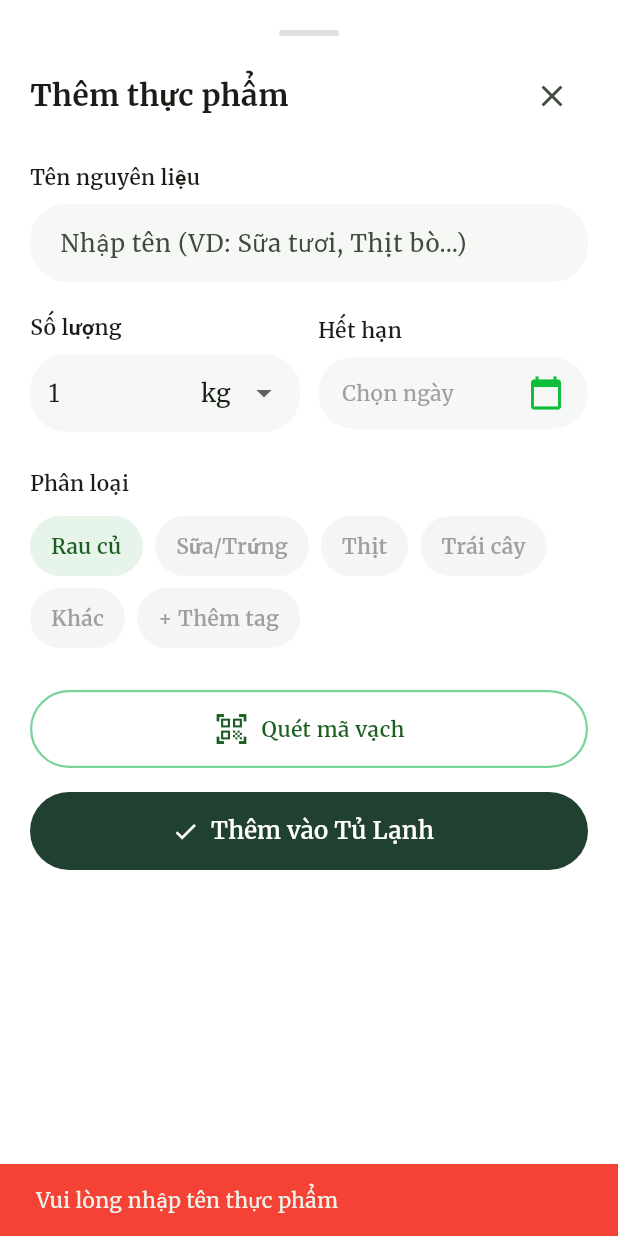
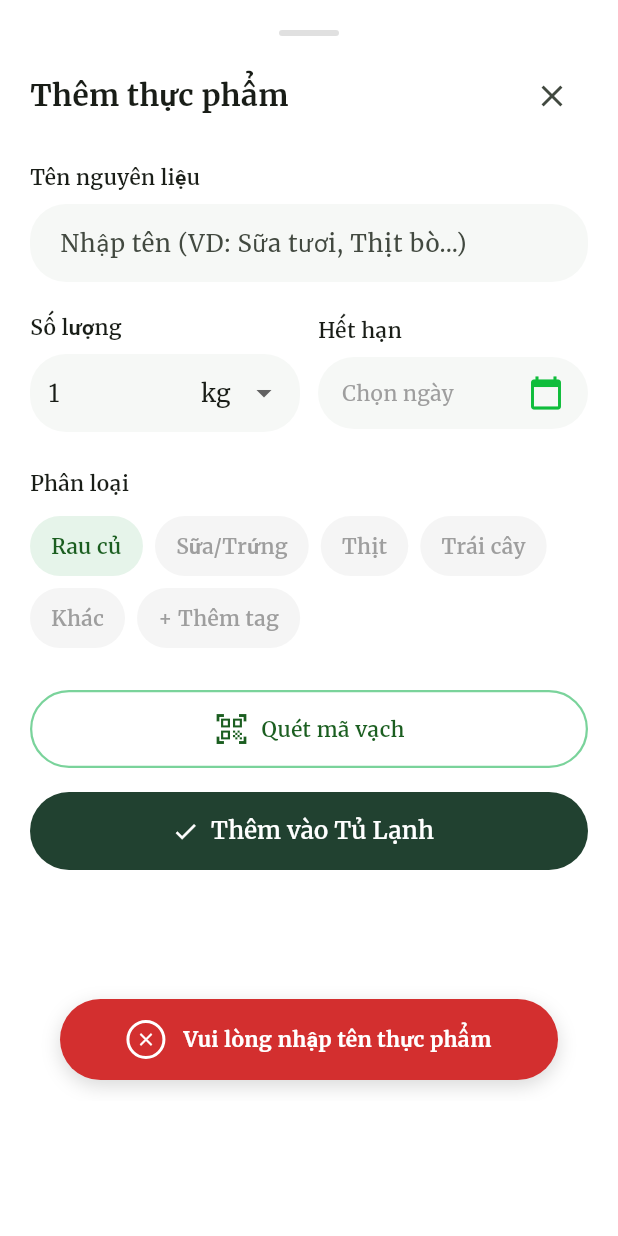
Before and after one commit to chientran2311/Fridge-to-fork-assistant, a Flutter app: the AddItemBottomSheet widget shown alone on an empty page, opened directly, after a tap on "Thêm vào Tủ Lạnh", on a phone screen of 412 x 824 dp. Run offline on Flutter 3.47's test engine with Material 3 defaults, Android fonts, the phone set to English and light mode, and no system bars; our stand-ins replace barcode_widget, cloud_firestore, firebase_auth, firebase_core, firebase_messaging, flutter_dotenv and 6 more; missing offline and left inert: mobile_scanner; accounts and stored records are empty; network calls fail.

Commit message:
[feature] Add notification on project

```diff
--- a/lib/data/services/spoonacular_service.dart
+++ b/lib/data/services/spoonacular_service.dart
@@ -103,10 +103,10 @@ Future<List<HouseholdRecipe>> searchRecipes({
 
               double matchPercentage = recipe.usedIngredientCount / total;
               print("📊 ${recipe.title}: ${(matchPercentage * 100).toStringAsFixed(0)}% match (${recipe.usedIngredientCount}/${total})");
-              return matchPercentage >= 0.8; // Chỉ lấy nếu khớp >= 80%
+              return matchPercentage >= 0.3; // Chỉ lấy nếu khớp >= 80%
            }).toList();
 
-           print("✅ Sau khi lọc >= 80%: ${recipes.length} công thức");
+           print("✅ Sau khi lọc >= 30%: ${recipes.length} công thức");
         }
 
         return recipes;
--- a/lib/screens/fridge/fridge_home.dart
+++ b/lib/screens/fridge/fridge_home.dart
@@ -18,6 +18,7 @@ import '../../widgets/fridge/fridge_section_header.dart';
 import '../../widgets/fridge/fridge_delete_bar.dart';
 import '../../widgets/fridge/add_item_bottom_sheet.dart';
 import '../../widgets/fridge/edit_item_bottom_sheet.dart';
+import '../../widgets/notification.dart';
 import '../../widgets/fridge/delete_confirmation_modal.dart';
 
 class FridgeHomeScreen extends StatefulWidget {
@@ -112,9 +113,7 @@ class _FridgeHomeScreenState extends State<FridgeHomeScreen> {
     final s = AppLocalizations.of(context);
     final msg = s?.itemsDeleted ?? 'Đã xóa các món đã chọn';
 
-    ScaffoldMessenger.of(context).showSnackBar(
-      SnackBar(content: Text(msg)),
-    );
+    CustomToast.show(context, msg);
   }
 
   void _showDeleteConfirmation() {
--- a/lib/screens/recipe/option_modal.dart
+++ b/lib/screens/recipe/option_modal.dart
@@ -3,6 +3,7 @@ import 'package:fridge_to_fork_assistant/utils/responsive_ui.dart';
 import 'package:fridge_to_fork_assistant/widgets/common/primary_button.dart';
 import 'package:fridge_to_fork_assistant/widgets/recipe/option/option_header.dart';
 import 'package:fridge_to_fork_assistant/widgets/recipe/option/option_button.dart';
+import 'package:fridge_to_fork_assistant/widgets/notification.dart';
 import 'share_recipe_modal.dart';
 
 class OptionModal extends StatelessWidget {
@@ -78,9 +79,7 @@ class OptionModal extends StatelessWidget {
             subtitle: "Access quickly from plan",
             onTap: () {
               Navigator.pop(context);
-              ScaffoldMessenger.of(context).showSnackBar(
-                const SnackBar(content: Text("Recipe saved to favorites!")),
-              );
+              CustomToast.show(context, "Recipe saved to favorites!");
             },
           ),
           const SizedBox(height: 32),
--- a/lib/widgets/fridge/add_item_bottom_sheet.dart
+++ b/lib/widgets/fridge/add_item_bottom_sheet.dart
@@ -4,6 +4,7 @@ import 'package:fridge_to_fork_assistant/screens/fridge/fridge_barcode_scan.dart
 import '../../models/ingredient.dart';
 import '../../services/firebase_service.dart';
 import '../../providers/inventory_provider.dart';
+import '../notification.dart';
 
 class AddItemBottomSheet extends StatefulWidget {
   const AddItemBottomSheet({
@@ -64,16 +65,12 @@ class _AddItemBottomSheetState extends State<AddItemBottomSheet> {
 
   void _addItem() async {
     if (_nameController.text.trim().isEmpty) {
-      ScaffoldMessenger.of(context).showSnackBar(
-        const SnackBar(content: Text('Vui lòng nhập tên thực phẩm'), backgroundColor: Colors.red),
-      );
+      CustomToast.show(context, 'Vui lòng nhập tên thực phẩm', isError: true);
       return;
     }
 
     if (_selectedExpiryDate == null) {
-      ScaffoldMessenger.of(context).showSnackBar(
-        const SnackBar(content: Text('Vui lòng chọn ngày hết hạn'), backgroundColor: Colors.orange),
-      );
+      CustomToast.show(context, 'Vui lòng chọn ngày hết hạn', isError: true);
       return;
     }
 
@@ -91,21 +88,11 @@ class _AddItemBottomSheetState extends State<AddItemBottomSheet> {
 
       if (mounted) {
         Navigator.pop(context);
-        ScaffoldMessenger.of(context).showSnackBar(
-          SnackBar(
-            content: Text('${_nameController.text} đã được thêm!'),
-            backgroundColor: const Color(0xFF28A745),
-          ),
-        );
+        CustomToast.show(context, '${_nameController.text} đã được thêm!');
       }
     } catch (e) {
       if (mounted) {
-        ScaffoldMessenger.of(context).showSnackBar(
-          SnackBar(
-            content: Text('Lỗi: $e'),
-            backgroundColor: const Color(0xFFDC3545),
-          ),
-        );
+        CustomToast.show(context, 'Lỗi: $e', isError: true);
       }
     } finally {
       if (mounted) setState(() => _isLoading = false);
@@ -132,19 +119,9 @@ class _AddItemBottomSheetState extends State<AddItemBottomSheet> {
           _selectedCategory = _mapCategoryToUI(ingredient.category);
         });
 
-        ScaffoldMessenger.of(context).showSnackBar(
-          SnackBar(
-            content: Text('Đã tìm thấy: ${ingredient.name}'),
-            backgroundColor: const Color(0xFF28A745),
-          ),
-        );
+        CustomToast.show(context, 'Đã tìm thấy: ${ingredient.name}');
       } else if (mounted) {
-        ScaffoldMessenger.of(context).showSnackBar(
-          SnackBar(
-            content: Text('Không tìm thấy sản phẩm: $barcode'),
-            backgroundColor: const Color(0xFFDC3545),
-          ),
-        );
+        CustomToast.show(context, 'Không tìm thấy sản phẩm: $barcode', isError: true);
       }
     }
   }
--- a/lib/widgets/notification.dart
+++ b/lib/widgets/notification.dart
@@ -1,5 +1,5 @@
 import 'package:flutter/material.dart';
-// 1. Import file responsive của bạn (Sửa đường dẫn nếu cần)
+// Import file responsive của bạn
 import 'package:fridge_to_fork_assistant/utils/responsive_ui.dart';
 
 class CustomToast extends StatelessWidget {
@@ -12,53 +12,66 @@ class CustomToast extends StatelessWidget {
     this.isError = false,
   });
 
+  // Màu nền xanh đậm (Giống ảnh 1)
   static const Color successColor = Color(0xFF1B3B36);
+  // Màu đỏ cho lỗi
   static const Color errorColor = Color(0xFFD32F2F);
+  // [MỚI] Màu xanh sáng cho Icon & Viền (Giống ảnh 1)
+  static const Color successAccentColor = Color(0xFF6EF0A2);
 
   @override
   Widget build(BuildContext context) {
+    // Xác định màu icon dựa trên trạng thái lỗi hay thành công
+    final Color iconColor = isError ? Colors.white : successAccentColor;
+
     return Container(
-      // Thêm constraint để đảm bảo trên desktop nội dung không bị quá bé hoặc quá to
       constraints: BoxConstraints(
-        minWidth: 120, // Chiều rộng tối thiểu cho đẹp
-        maxWidth: context.isMobile ? double.infinity : 400, // Desktop giới hạn 400px
+        minWidth: 120,
+        maxWidth: context.isMobile ? double.infinity : 400,
       ),
-      padding: const EdgeInsets.symmetric(horizontal: 16, vertical: 12),
+      padding: const EdgeInsets.symmetric(horizontal: 16, vertical: 14), // Tăng padding dọc chút cho dày dặn
       decoration: BoxDecoration(
         color: isError ? errorColor : successColor,
-        borderRadius: BorderRadius.circular(30),
+        borderRadius: BorderRadius.circular(30), // Bo tròn hình viên thuốc
         boxShadow: [
           BoxShadow(
-            color: Colors.black.withOpacity(0.2),
+            color: Colors.black.withOpacity(0.15),
             blurRadius: 10,
             offset: const Offset(0, 4),
           ),
         ],
       ),
       child: Row(
-        mainAxisSize: MainAxisSize.min, // Quan trọng: Co giãn theo nội dung
-        mainAxisAlignment: MainAxisAlignment.center, // Căn giữa nội dung bên trong
+        mainAxisSize: MainAxisSize.min,
+        mainAxisAlignment: MainAxisAlignment.center,
         children: [
+          // Icon tròn
           Container(
             padding: const EdgeInsets.all(4),
             decoration: BoxDecoration(
               shape: BoxShape.circle,
-              border: Border.all(color: const Color.fromARGB(255, 255, 255, 255), width: 2),
+              // Viền màu xanh sáng (accent) thay vì trắng
+              border: Border.all(
+                color: iconColor,
+                width: 2
+              ),
             ),
             child: Icon(
               isError ? Icons.close : Icons.check,
-              color: const Color.fromARGB(255, 255, 255, 255),
-              size: 16,
+              // Icon màu xanh sáng
+              color: iconColor,
+              size: 14, // Kích thước nhỏ gọn giống ảnh
             ),
           ),
           const SizedBox(width: 12),
+          // Nội dung text
           Flexible(
             child: Text(
               message,
               textAlign: TextAlign.left,
               style: const TextStyle(
                 color: Colors.white,
-                fontWeight: FontWeight.w600,
+                fontWeight: FontWeight.bold, // Đậm hơn chút giống ảnh
                 fontSize: 14,
               ),
             ),
@@ -72,7 +85,6 @@ class CustomToast extends StatelessWidget {
   static void show(BuildContext context, String message, {bool isError = false}) {
     ScaffoldMessenger.of(context).hideCurrentSnackBar();
 
-    // 2. Sử dụng Extension từ responsive_ui.dart để kiểm tra màn hình
     final bool isDesktopOrTablet = context.isDesktop || context.isTablet;
 
     ScaffoldMessenger.of(context).showSnackBar(
@@ -85,14 +97,15 @@ class CustomToast extends StatelessWidget {
 
         // --- LOGIC RESPONSIVE VỊ TRÍ ---
 
-        // A. Nếu là Desktop/Tablet: Dùng 'width' để cố định kích thước ở giữa
+        // Desktop: Cố định chiều rộng
         width: isDesktopOrTablet ? 400 : null,
 
-        // B. Nếu là Mobile: Dùng 'margin' để căn lề trái phải
-        // Lưu ý: Nếu đã set 'width' thì 'margin' chỉ tác dụng theo chiều dọc (bottom)
+        // Mobile & Tablet: Căn lề
         margin: isDesktopOrTablet
-            ? const EdgeInsets.only(bottom: 30) // Desktop: Cách đáy 30px, tự căn giữa
-            : const EdgeInsets.only(bottom: 20, left: 24, right: 24), // Mobile: Cách đáy 20px, cách bên 24px
+            ? const EdgeInsets.only(bottom: 30)
+            // [QUAN TRỌNG] Thay đổi margin đáy cho Mobile giống Ảnh 2
+            // Bottom = 90 để nằm TRÊN thanh BottomNavigationBar (thường cao ~60-80px)
+            : const EdgeInsets.only(bottom: 90, left: 24, right: 24),
       ),
     );
   }
```
Also changed, not shown: lib/providers/recipe_provider.dart (+5 -12 lines), lib/screens/meal&plan/planner_detail_screen.dart (+4 -7 lines), lib/screens/recipe/detail_recipe.dart (+4 -13 lines), lib/screens/settings/debug_tools.dart (+2 -6 lines), lib/screens/settings/settings.dart (+21 -69 lines), lib/widgets/fridge/edit_item_bottom_sheet.dart (+2 -24 lines), lib/widgets/profile_avatar.dart (+6 -13 lines), lib/widgets/settings/manage_households_bottom_sheet.dart (+2 -6 lines).
